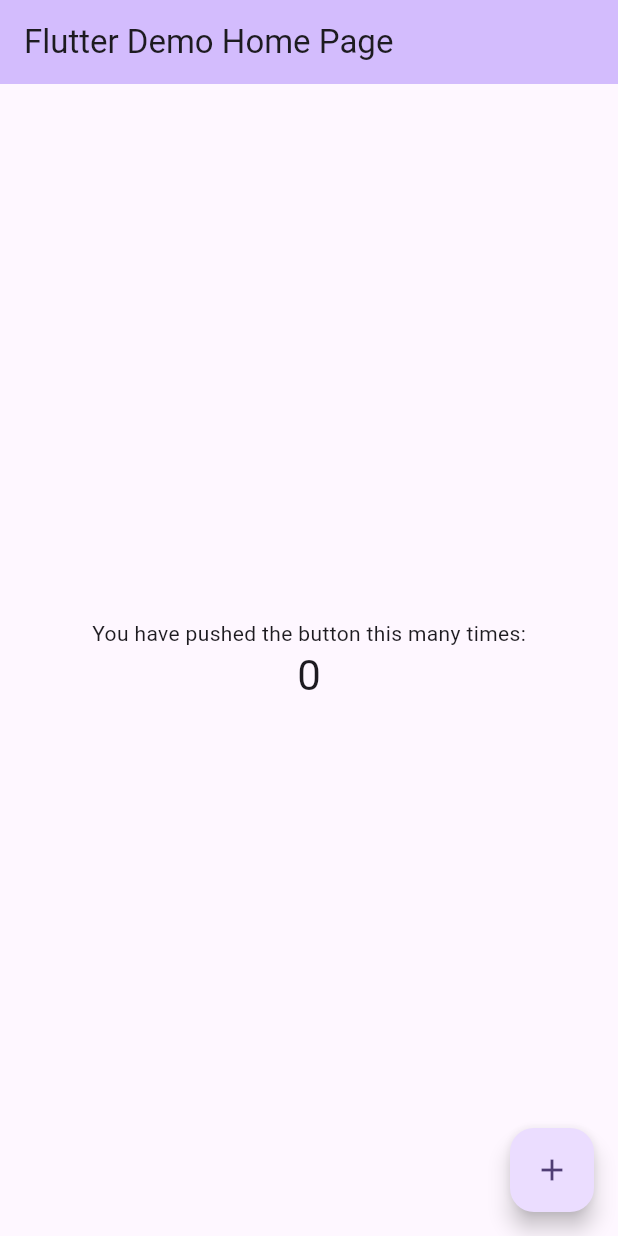
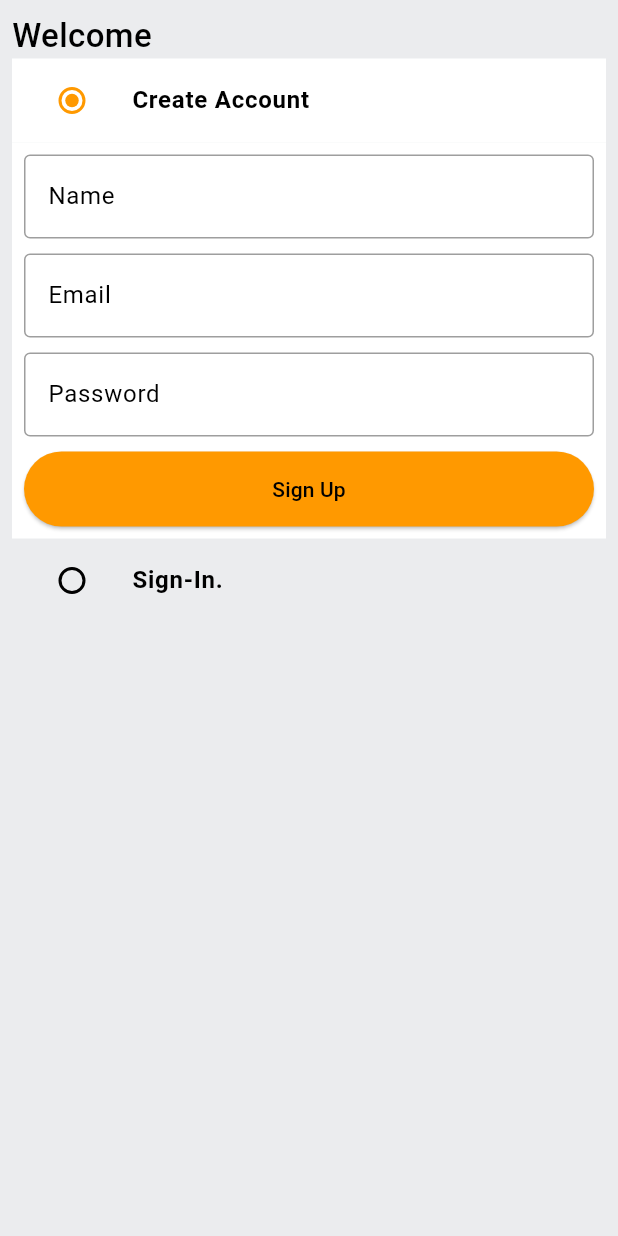
Before and after one commit to SKULLCRUS/E-Commerce-App, a Flutter app: the screen it shows after launch, on a phone screen of 412 x 824 dp. Run offline on Flutter 3.47's test engine with Material 2 defaults, Android fonts, the phone set to English and light mode, and no system bars.

Commit message:
Established Initial server with basic auth routes

```diff
--- /dev/null
+++ b/lib/common/widgets/custom_button.dart
@@ -0,0 +1,29 @@
+import 'package:flutter/material.dart';
+
+class CustomButton extends StatelessWidget {
+  final String text;
+  final VoidCallback onTap;
+  final Color? color;
+  const CustomButton({
+    Key? key,
+    required this.text,
+    required this.onTap,
+    this.color,
+  }) : super(key: key);
+
+  @override
+  Widget build(BuildContext context) {
+    return ElevatedButton(
+      onPressed: onTap,
+      style: ElevatedButton.styleFrom(
+        minimumSize: const Size(double.infinity, 50), backgroundColor: color,
+      ),
+      child: Text(
+        text,
+        style: TextStyle(
+          color: color == null ? Colors.white : Colors.black,
+        ),
+      ),
+    );
+  }
+}
--- /dev/null
+++ b/lib/common/widgets/custom_textField.dart
@@ -0,0 +1,37 @@
+import 'package:flutter/material.dart';
+
+class CustomTextField extends StatelessWidget {
+  final TextEditingController controller;
+  final String hintText;
+  final int maxLines;
+  const CustomTextField({
+    Key? key,
+    required this.controller,
+    required this.hintText,
+    this.maxLines = 1,
+  }) : super(key: key);
+
+  @override
+  Widget build(BuildContext context) {
+    return TextFormField(
+      controller: controller,
+      decoration: InputDecoration(
+          hintText: hintText,
+          border: const OutlineInputBorder(
+              borderSide: BorderSide(
+            color: Colors.black38,
+          )),
+          enabledBorder: const OutlineInputBorder(
+              borderSide: BorderSide(
+            color: Colors.black38,
+          ))),
+      validator: (val) {
+        if (val == null || val.isEmpty) {
+          return 'Enter your $hintText';
+        }
+        return null;
+      },
+      maxLines: maxLines,
+    );
+  }
+}
--- /dev/null
+++ b/lib/constants/global_variables.dart
@@ -0,0 +1,52 @@
+import 'package:flutter/material.dart';
+
+String uri = 'http://<your ip>:5000';
+
+class GlobalVariables {
+  // COLORS
+  static const appBarGradient = LinearGradient(
+    colors: [
+      Color.fromARGB(255, 29, 201, 192),
+      Color.fromARGB(255, 125, 221, 216),
+    ],
+    stops: [0.5, 1.0],
+  );
+
+  static const secondaryColor = Color.fromRGBO(255, 153, 0, 1);
+  static const backgroundColor = Colors.white;
+  static const Color greyBackgroundCOlor = Color(0xffebecee);
+  static var selectedNavBarColor = Colors.cyan[800]!;
+  static const unselectedNavBarColor = Colors.black87;
+
+  // STATIC IMAGES
+  static const List<String> carouselImages = [
+    'https://images-eu.ssl-images-amazon.com/images/G/31/img21/Wireless/WLA/TS/D37847648_Accessories_savingdays_Jan22_Cat_PC_1500.jpg',
+    'https://images-eu.ssl-images-amazon.com/images/G/31/img2021/Vday/bwl/English.jpg',
+    'https://images-eu.ssl-images-amazon.com/images/G/31/img22/Wireless/AdvantagePrime/BAU/14thJan/D37196025_IN_WL_AdvantageJustforPrime_Jan_Mob_ingress-banner_1242x450.jpg',
+    'https://images-na.ssl-images-amazon.com/images/G/31/Symbol/2020/00NEW/1242_450Banners/PL31_copy._CB432483346_.jpg',
+    'https://images-na.ssl-images-amazon.com/images/G/31/img21/shoes/September/SSW/pc-header._CB641971330_.jpg',
+  ];
+
+  static const List<Map<String, String>> categoryImages = [
+    {
+      'title': 'Mobiles',
+      'image': 'assets/images/mobiles.jpeg',
+    },
+    {
+      'title': 'Essentials',
+      'image': 'assets/images/essentials.jpeg',
+    },
+    {
+      'title': 'Appliances',
+      'image': 'assets/images/appliances.jpeg',
+    },
+    {
+      'title': 'Books',
+      'image': 'assets/images/books.jpeg',
+    },
+    {
+      'title': 'Fashion',
+      'image': 'assets/images/fashion.jpeg',
+    },
+  ];
+}
--- /dev/null
+++ b/lib/features/auth/screens/auth_screen.dart
@@ -0,0 +1,188 @@
+
+import '../../../common/widgets/custom_button.dart';
+import '../../../common/widgets/custom_textField.dart';
+import '../../../constants/global_variables.dart';
+// import 'package:amazon_clone_tutorial/features/auth/services/auth_service.dart';
+import 'package:flutter/material.dart';
+
+enum Auth {
+  signin,
+  signup,
+}
+
+class AuthScreen extends StatefulWidget {
+  static const String routeName = '/auth-screen';
+  const AuthScreen({Key? key}) : super(key: key);
+
+  @override
+  State<AuthScreen> createState() => _AuthScreenState();
+}
+
+class _AuthScreenState extends State<AuthScreen> {
+  Auth _auth = Auth.signup;
+  final _signUpFormKey = GlobalKey<FormState>();
+  final _signInFormKey = GlobalKey<FormState>();
+  // final AuthService authService = AuthService();
+  final TextEditingController _emailController = TextEditingController();
+  final TextEditingController _passwordController = TextEditingController();
+  final TextEditingController _nameController = TextEditingController();
+
+  @override
+  void dispose() {
+    super.dispose();
+    _emailController.dispose();
+    _passwordController.dispose();
+    _nameController.dispose();
+  }
+
+  // void signUpUser() {
+  //   authService.signUpUser(
+  //     context: context,
+  //     email: _emailController.text,
+  //     password: _passwordController.text,
+  //     name: _nameController.text,
+  //   );
+  // }
+
+  // void signInUser() {
+  //   authService.signInUser(
+  //     context: context,
+  //     email: _emailController.text,
+  //     password: _passwordController.text,
+  //   );
+  // }
+
+  @override
+  Widget build(BuildContext context) {
+    return Scaffold(
+      backgroundColor: GlobalVariables.greyBackgroundCOlor,
+      body: SafeArea(
+        child: Padding(
+          padding: const EdgeInsets.all(8.0),
+          child: Column(
+            crossAxisAlignment: CrossAxisAlignment.start,
+            children: [
+              const Text(
+                'Welcome',
+                style: TextStyle(
+                  fontSize: 22,
+                  fontWeight: FontWeight.w500,
+                ),
+              ),
+              ListTile(
+                tileColor: _auth == Auth.signup
+                    ? GlobalVariables.backgroundColor
+                    : GlobalVariables.greyBackgroundCOlor,
+                title: const Text(
+                  'Create Account',
+                  style: TextStyle(
+                    fontWeight: FontWeight.bold,
+                  ),
+                ),
+                leading: Radio(
+                  activeColor: GlobalVariables.secondaryColor,
+                  value: Auth.signup,
+                  groupValue: _auth,
+                  onChanged: (Auth? val) {
+                    setState(() {
+                      _auth = val!;
+                    });
+                  },
+                ),
+              ),
+              if (_auth == Auth.signup)
+                Container(
+                  padding: const EdgeInsets.all(8),
+                  color: GlobalVariables.backgroundColor,
+                  child: Form(
+                    key: _signUpFormKey,
+                    child: Column(
+                      children: [
+                        CustomTextField(
+                          controller: _nameController,
+                          hintText: 'Name',
+                        ),
+                        const SizedBox(height: 10),
+                        CustomTextField(
+                          controller: _emailController,
+                          hintText: 'Email',
+                        ),
+                        const SizedBox(height: 10),
+                        CustomTextField(
+                          controller: _passwordController,
+                          hintText: 'Password',
+                        ),
+                        const SizedBox(height: 10),
+                        CustomButton(
+                          text: 'Sign Up',
+                          color: GlobalVariables.secondaryColor,
+                          onTap: () {
+                            // if (_signUpFormKey.currentState!.validate()) {
+                            //   signUpUser();
+                            // }
+                          },
+                        )
+                      ],
+                    ),
+                  ),
+                ),
+              ListTile(
+                tileColor: _auth == Auth.signin
+                    ? GlobalVariables.backgroundColor
+                    : GlobalVariables.greyBackgroundCOlor,
+                title: const Text(
+                  'Sign-In.',
+                  style: TextStyle(
+                    fontWeight: FontWeight.bold,
+                  ),
+                ),
+                leading: Radio(
+                  activeColor: GlobalVariables.secondaryColor,
+                  value: Auth.signin,
+                  groupValue: _auth,
+                  onChanged: (Auth? val) {
+                    setState(() {
+                      _auth = val!;
+                    });
+                  },
+                ),
+              ),
+              if (_auth == Auth.signin)
+                Container(
+                  padding: const EdgeInsets.all(8),
+                  color: GlobalVariables.backgroundColor,
+                  child: Form(
+                    key: _signInFormKey,
+                    child: Column(
+                      children: [
+                        CustomTextField(
+                          controller: _emailController,
+                          hintText: 'Email',
+                        ),
+                        const SizedBox(height: 10),
+                        CustomTextField(
+                          controller: _passwordController,
+                          hintText: 'Password',
+                        ),
+                        const SizedBox(height: 10),
+                        CustomButton(
+                          text: 'Sign In',
+                          color: GlobalVariables.secondaryColor,
+
+                          onTap: () {
+                            // if (_signInFormKey.currentState!.validate()) {
+                            //   signInUser();
+                            // }
+                          },
+                        )
+                      ],
+                    ),
+                  ),
+                ),
+            ],
+          ),
+        ),
+      ),
+    );
+  }
+}
--- a/lib/main.dart
+++ b/lib/main.dart
@@ -1,3 +1,6 @@
+import 'package:amazon_clone/constants/global_variables.dart';
+import 'package:amazon_clone/features/auth/screens/auth_screen.dart';
+import 'package:amazon_clone/router.dart';
 import 'package:flutter/material.dart';
 
 void main() {
@@ -13,113 +16,19 @@ class MyApp extends StatelessWidget {
     return MaterialApp(
       title: 'Amazon Clone',
       theme: ThemeData(
-        // This is the theme of your application.
-        //
-        // TRY THIS: Try running your application with "flutter run". You'll see
-        // the application has a blue toolbar. Then, without quitting the app,
-        // try changing the seedColor in the colorScheme below to Colors.green
-        // and then invoke "hot reload" (save your changes or press the "hot
-        // reload" button in a Flutter-supported IDE, or press "r" if you used
-        // the command line to start the app).
-        //
-        // Notice that the counter didn't reset back to zero; the application
-        // state is not lost during the reload. To reset the state, use hot
-        // restart instead.
-        //
-        // This works for code too, not just values: Most code changes can be
-        // tested with just a hot reload.
-        colorScheme: ColorScheme.fromSeed(seedColor: Colors.deepPurple),
+        scaffoldBackgroundColor: GlobalVariables.backgroundColor,
+        appBarTheme:  const AppBarTheme(
+          elevation: 0,
+          iconTheme: IconThemeData(
+            color: Colors.black
+          )
+        ),
+        colorScheme: const ColorScheme.light(primary: GlobalVariables.secondaryColor,
+        ),
         useMaterial3: true,
       ),
-      home: const MyHomePage(title: 'Flutter Demo Home Page'),
+      onGenerateRoute: (settings) => generateRoute(settings),
+      home: const AuthScreen(),
     );
   }
 }
-
-class MyHomePage extends StatefulWidget {
-  const MyHomePage({super.key, required this.title});
-
-  // This widget is the home page of your application. It is stateful, meaning
-  // that it has a State object (defined below) that contains fields that affect
-  // how it looks.
-
-  // This class is the configuration for the state. It holds the values (in this
-  // case the title) provided by the parent (in this case the App widget) and
-  // used by the build method of the State. Fields in a Widget subclass are
-  // always marked "final".
-
-  final String title;
-
-  @override
-  State<MyHomePage> createState() => _MyHomePageState();
-}
-
-class _MyHomePageState extends State<MyHomePage> {
-  int _counter = 0;
-
-  void _incrementCounter() {
-    setState(() {
-      // This call to setState tells the Flutter framework that something has
-      // changed in this State, which causes it to rerun the build method below
-      // so that the display can reflect the updated values. If we changed
-      // _counter without calling setState(), then the build method would not be
-      // called again, and so nothing would appear to happen.
-      _counter++;
-    });
-  }
-
-  @override
-  Widget build(BuildContext context) {
-    // This method is rerun every time setState is called, for instance as done
-    // by the _incrementCounter method above.
-    //
-    // The Flutter framework has been optimized to make rerunning build methods
-    // fast, so that you can just rebuild anything that needs updating rather
-    // than having to individually change instances of widgets.
-    return Scaffold(
-      appBar: AppBar(
-        // TRY THIS: Try changing the color here to a specific color (to
-        // Colors.amber, perhaps?) and trigger a hot reload to see the AppBar
-        // change color while the other colors stay the same.
-        backgroundColor: Theme.of(context).colorScheme.inversePrimary,
-        // Here we take the value from the MyHomePage object that was created by
-        // the App.build method, and use it to set our appbar title.
-        title: Text(widget.title),
-      ),
-      body: Center(
-        // Center is a layout widget. It takes a single child and positions it
-        // in the middle of the parent.
-        child: Column(
-          // Column is also a layout widget. It takes a list of children and
-          // arranges them vertically. By default, it sizes itself to fit its
-          // children horizontally, and tries to be as tall as its parent.
-          //
-          // Column has various properties to control how it sizes itself and
-          // how it positions its children. Here we use mainAxisAlignment to
-          // center the children vertically; the main axis here is the vertical
-          // axis because Columns are vertical (the cross axis would be
-          // horizontal).
-          //
-          // TRY THIS: Invoke "debug painting" (choose the "Toggle Debug Paint"
-          // action in the IDE, or press "p" in the console), to see the
-          // wireframe for each widget.
-          mainAxisAlignment: MainAxisAlignment.center,
-          children: <Widget>[
-            const Text(
-              'You have pushed the button this many times:',
-            ),
-            Text(
-              '$_counter',
-              style: Theme.of(context).textTheme.headlineMedium,
-            ),
-          ],
-        ),
-      ),
-      floatingActionButton: FloatingActionButton(
-        onPressed: _incrementCounter,
-        tooltip: 'Increment',
-        child: const Icon(Icons.add),
-      ), // This trailing comma makes auto-formatting nicer for build methods.
-    );
-  }
-}
```
Also changed, not shown: lib/router.dart (added, +17 -0 lines), 11 other files.
